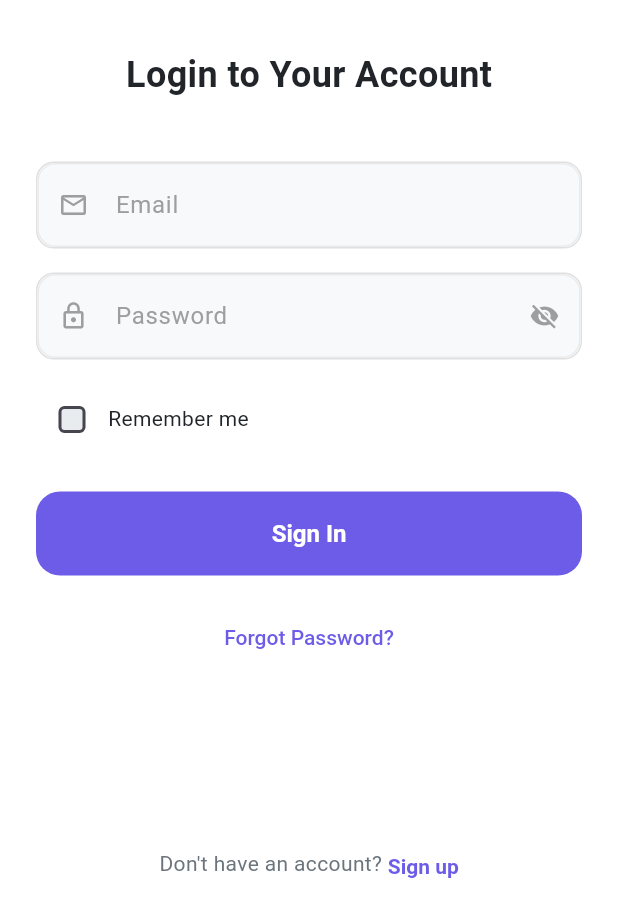
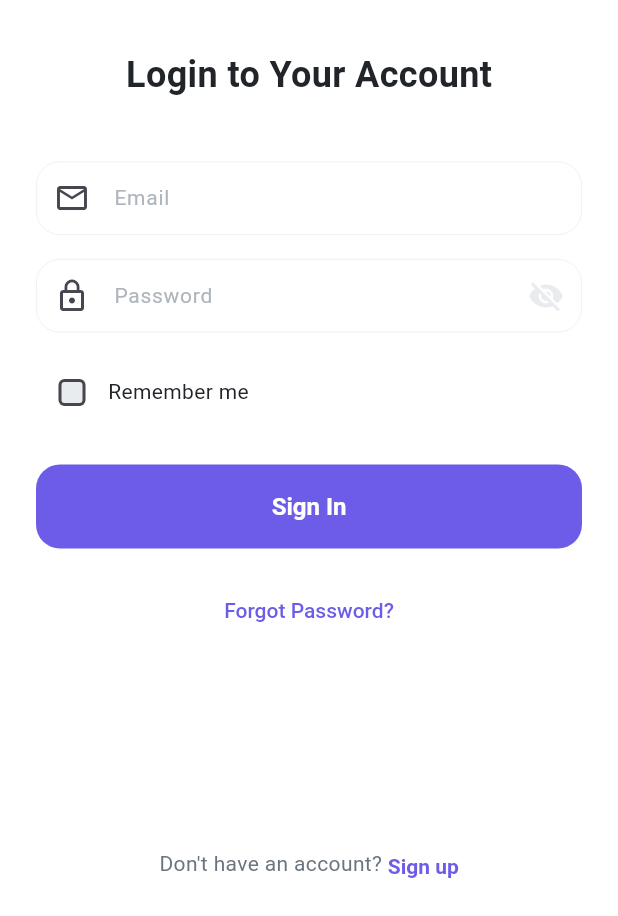
Before and after one commit to rozan-alawar/live-streaming-app, a Flutter app: the screen it shows after launch, on a phone screen of 412 x 824 dp, the part 320-1236 px from its top. Run offline on Flutter 3.47's test engine with Material 3 defaults, Android fonts, the phone set to English and light mode, and no system bars; our stand-ins replace equatable, firebase_auth, firebase_core, flutter_riverpod; missing offline and left inert: zego_uikit_prebuilt_live_streaming; accounts and stored records are empty.

Commit message:
update text field

```diff
--- a/lib/core/widgets/custom_text_field.dart
+++ b/lib/core/widgets/custom_text_field.dart
@@ -1,21 +1,47 @@
 import 'package:flutter/material.dart';
+import 'package:flutter/services.dart';
+import 'package:streamer/core/constants/app_colors.dart';
 
 class CustomTextField extends StatefulWidget {
-  final String hint;
-  final IconData prefixIcon;
-  final bool isPassword;
-  final bool isEmail;
-  final TextEditingController controller;
+  final String? label;
+  final String? hint;
+  final TextEditingController? controller;
   final String? Function(String?)? validator;
+  final void Function(String)? onChanged;
+  final void Function()? onTap;
+  final TextInputType? keyboardType;
+  final bool obscureText;
+  final bool readOnly;
+  final bool enabled;
+  final int? maxLines;
+  final int? maxLength;
+  final Widget? prefixIcon;
+  final Widget? suffixIcon;
+  final FocusNode? focusNode;
+  final TextInputAction? textInputAction;
+  final List<TextInputFormatter>? inputFormatters;
+  final EdgeInsets? contentPadding;
 
   const CustomTextField({
     super.key,
-    required this.hint,
-    required this.prefixIcon,
-    required this.controller,
-    this.isPassword = false,
-    this.isEmail = false,
+    this.label,
+    this.hint,
+    this.controller,
     this.validator,
+    this.onChanged,
+    this.onTap,
+    this.keyboardType,
+    this.obscureText = false,
+    this.readOnly = false,
+    this.enabled = true,
+    this.maxLines = 1,
+    this.maxLength,
+    this.prefixIcon,
+    this.suffixIcon,
+    this.focusNode,
+    this.textInputAction,
+    this.inputFormatters,
+    this.contentPadding,
   });
 
   @override
@@ -23,53 +49,75 @@ class CustomTextField extends StatefulWidget {
 }
 
 class _CustomTextFieldState extends State<CustomTextField> {
-  bool _obscureText = true;
+  bool _isPasswordVisible = false;
 
   @override
   Widget build(BuildContext context) {
-    return Container(
-      decoration: BoxDecoration(
-        color: Colors.grey[50],
-        borderRadius: BorderRadius.circular(12),
-        border: Border.all(color: Colors.grey[300]!),
-      ),
-      child: TextFormField(
+    return Column(
+      crossAxisAlignment: CrossAxisAlignment.start,
+      children: [
+        TextFormField(
           controller: widget.controller,
-        obscureText: widget.isPassword ? _obscureText : false,
-        keyboardType:
-            widget.isEmail ? TextInputType.emailAddress : TextInputType.text,
           validator: widget.validator,
-        style: const TextStyle(fontSize: 16, color: Colors.black87),
+          onChanged: widget.onChanged,
+          onTap: widget.onTap,
+          keyboardType: widget.keyboardType,
+          obscureText: widget.obscureText && !_isPasswordVisible,
+          readOnly: widget.readOnly,
+          enabled: widget.enabled,
+          maxLines: widget.maxLines,
+          maxLength: widget.maxLength,
+          focusNode: widget.focusNode,
+          textInputAction: widget.textInputAction,
+          inputFormatters: widget.inputFormatters,
+          style: const TextStyle(fontSize: 14, color: AppColors.textPrimary),
           decoration: InputDecoration(
             hintText: widget.hint,
-          hintStyle: TextStyle(color: Colors.grey[500], fontSize: 16),
-          prefixIcon: Icon(
-            widget.prefixIcon,
-            color: Colors.grey[500],
-            size: 20,
+            hintStyle: const TextStyle(color: AppColors.textHint, fontSize: 14),
+            filled: true,
+            fillColor: const Color.fromARGB(116, 255, 255, 255),
+            border: OutlineInputBorder(
+              borderRadius: BorderRadius.circular(16),
+              borderSide: const BorderSide(color: AppColors.border, width: 0.5),
             ),
+            enabledBorder: OutlineInputBorder(
+              borderRadius: BorderRadius.circular(16),
+              borderSide: const BorderSide(color: AppColors.border, width: 0.5),
+            ),
+            focusedBorder: OutlineInputBorder(
+              borderRadius: BorderRadius.circular(16),
+              borderSide: BorderSide(
+                color: AppColors.primary.withValues(alpha: 0.5),
+                width: 0.5,
+              ),
+            ),
+            errorBorder: OutlineInputBorder(
+              borderRadius: BorderRadius.circular(16),
+              borderSide: const BorderSide(color: AppColors.error, width: 0.5),
+            ),
+            contentPadding:
+                widget.contentPadding ??
+                const EdgeInsets.symmetric(horizontal: 6, vertical: 14),
+            prefixIcon: widget.prefixIcon,
             suffixIcon:
-              widget.isPassword
+                widget.obscureText
                     ? IconButton(
                       icon: Icon(
-                      _obscureText ? Icons.visibility_off : Icons.visibility,
-                      color: Colors.grey[500],
-                      size: 20,
+                        _isPasswordVisible
+                            ? Icons.visibility
+                            : Icons.visibility_off,
+                        color: AppColors.border,
                       ),
                       onPressed: () {
                         setState(() {
-                        _obscureText = !_obscureText;
+                          _isPasswordVisible = !_isPasswordVisible;
                         });
                       },
                     )
-                  : null,
-          border: InputBorder.none,
-          contentPadding: const EdgeInsets.symmetric(
-            horizontal: 16,
-            vertical: 16,
+                    : widget.suffixIcon,
           ),
         ),
-      ),
+      ],
     );
   }
 }
--- a/lib/features/auth/presentation/pages/sign_in_page.dart
+++ b/lib/features/auth/presentation/pages/sign_in_page.dart
@@ -124,9 +124,8 @@ class _SignInPageState extends ConsumerState<SignInPage> {
                 const SizedBox(height: 40),
                 CustomTextField(
                   hint: AppStrings.email,
-                  prefixIcon: Icons.email_outlined,
+                  prefixIcon: const Icon(Icons.email_outlined),
                   controller: _emailController,
-                  isEmail: true,
                   validator: (value) {
                     if (value == null || value.isEmpty) {
                       return AppStrings.pleaseEnterEmail;
@@ -140,9 +139,9 @@ class _SignInPageState extends ConsumerState<SignInPage> {
                 const SizedBox(height: 16),
                 CustomTextField(
                   hint: AppStrings.password,
-                  prefixIcon: Icons.lock_outline,
+                  prefixIcon: const Icon(Icons.lock_outline),
                   controller: _passwordController,
-                  isPassword: true,
+                  obscureText: true,
                   validator: (value) {
                     if (value == null || value.isEmpty) {
                       return AppStrings.pleaseEnterPassword;
--- a/lib/features/auth/presentation/widgets/forget_password_dialog.dart
+++ b/lib/features/auth/presentation/widgets/forget_password_dialog.dart
@@ -91,9 +91,8 @@ class _ForgotPasswordDialogState extends State<ForgotPasswordDialog> {
           const SizedBox(height: 16),
           CustomTextField(
             hint: AppStrings.email,
-            prefixIcon: Icons.email_outlined,
+            prefixIcon: const Icon(Icons.email_outlined),
             controller: _emailController,
-            isEmail: true,
           ),
         ],
       ),
```
Lines whose indentation alone changed are shown as unchanged.
